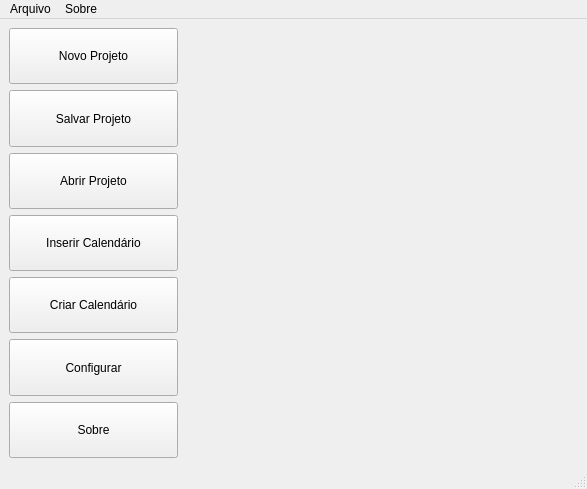
Before: the Qt Designer form mainwindow.ui in lattice0/Tikz-Tak, drawn with Qt 5.
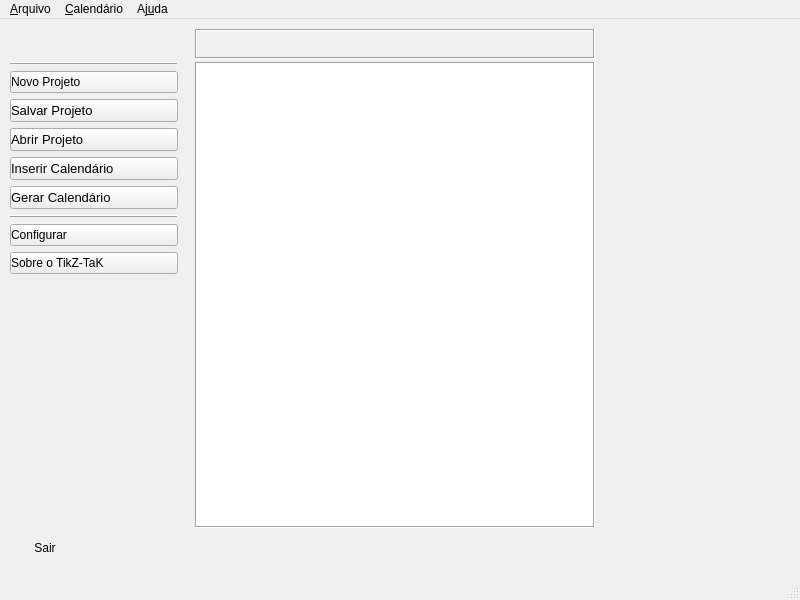
After: the same form once the commit is applied. Icons and pictures are not drawn.

Diff of the .ui file:
```diff
--- a/mainwindow.ui
+++ b/mainwindow.ui
@@ -9,8 +9,8 @@
    <rect>
     <x>0</x>
     <y>0</y>
-    <width>587</width>
-    <height>489</height>
+    <width>800</width>
+    <height>600</height>
    </rect>
   </property>
   <property name="sizePolicy">
@@ -19,86 +19,153 @@
     <verstretch>0</verstretch>
    </sizepolicy>
   </property>
-  <property name="windowTitle">
-   <string>TikZ-TaK (calendar) v0.1</string>
+  <property name="minimumSize">
+   <size>
+    <width>800</width>
+    <height>600</height>
+   </size>
+  </property>
+  <property name="maximumSize">
+   <size>
+    <width>800</width>
+    <height>600</height>
+   </size>
   </property>
   <property name="windowIcon">
    <iconset>
     <normaloff>icons/tikz-tak-cal.svg</normaloff>icons/tikz-tak-cal.svg</iconset>
   </property>
   <widget class="QWidget" name="centralwidget">
-   <property name="sizePolicy">
-    <sizepolicy hsizetype="Fixed" vsizetype="Fixed">
-     <horstretch>0</horstretch>
-     <verstretch>0</verstretch>
-    </sizepolicy>
-   </property>
-   <layout class="QVBoxLayout" name="verticalLayout">
-    <item>
-     <layout class="QHBoxLayout" name="horizontalLayout_2">
-      <property name="spacing">
-       <number>4</number>
-      </property>
+   <widget class="QWidget" name="layoutWidget">
+    <property name="geometry">
+     <rect>
+      <x>10</x>
+      <y>9</y>
+      <width>172</width>
+      <height>426</height>
+     </rect>
+    </property>
+    <layout class="QVBoxLayout" name="leftPanel">
       <property name="sizeConstraint">
        <enum>QLayout::SetFixedSize</enum>
       </property>
+     <item alignment="Qt::AlignHCenter|Qt::AlignVCenter">
+      <widget class="QFrame" name="logo">
+       <property name="enabled">
+        <bool>true</bool>
+       </property>
+       <property name="minimumSize">
+        <size>
+         <width>168</width>
+         <height>28</height>
+        </size>
+       </property>
+       <property name="maximumSize">
+        <size>
+         <width>168</width>
+         <height>28</height>
+        </size>
+       </property>
+       <property name="styleSheet">
+        <string notr="true">background-image: url(:/icons/tikz-tak.png);</string>
+       </property>
+       <property name="frameShape">
+        <enum>QFrame::NoFrame</enum>
+       </property>
+       <property name="frameShadow">
+        <enum>QFrame::Plain</enum>
+       </property>
+      </widget>
+     </item>
       <item>
-       <layout class="QVBoxLayout" name="verticalLayout_2" stretch="0,0,0,0,0,0,0">
-        <property name="spacing">
-         <number>6</number>
-        </property>
-        <property name="sizeConstraint">
-         <enum>QLayout::SetFixedSize</enum>
-        </property>
+      <widget class="Line" name="line_2">
+       <property name="frameShadow">
+        <enum>QFrame::Raised</enum>
+       </property>
+       <property name="orientation">
+        <enum>Qt::Horizontal</enum>
+       </property>
+      </widget>
+     </item>
         <item>
-         <widget class="QPushButton" name="newProjectButton">
-          <property name="sizePolicy">
-           <sizepolicy hsizetype="Minimum" vsizetype="Ignored">
-            <horstretch>0</horstretch>
-            <verstretch>0</verstretch>
-           </sizepolicy>
+      <widget class="QPushButton" name="newCal">
+       <property name="styleSheet">
+        <string notr="true">text-align:left</string>
           </property>
           <property name="text">
            <string>Novo Projeto</string>
           </property>
           <property name="icon">
-           <iconset theme="document-new"/>
+        <iconset>
+         <normaloff>:/icons/document-new.png</normaloff>:/icons/document-new.png</iconset>
+       </property>
+       <property name="iconSize">
+        <size>
+         <width>42</width>
+         <height>42</height>
+        </size>
           </property>
          </widget>
         </item>
         <item>
-         <widget class="QPushButton" name="saveProjectButton">
-          <property name="sizePolicy">
-           <sizepolicy hsizetype="Minimum" vsizetype="Ignored">
-            <horstretch>0</horstretch>
-            <verstretch>0</verstretch>
-           </sizepolicy>
+      <widget class="QPushButton" name="saveCal">
+       <property name="font">
+        <font>
+         <pointsize>10</pointsize>
+        </font>
+       </property>
+       <property name="styleSheet">
+        <string notr="true">text-align:left</string>
           </property>
           <property name="text">
            <string>Salvar Projeto</string>
           </property>
+       <property name="icon">
+        <iconset>
+         <normaloff>:/icons/document-save.png</normaloff>:/icons/document-save.png</iconset>
+       </property>
+       <property name="iconSize">
+        <size>
+         <width>42</width>
+         <height>42</height>
+        </size>
+       </property>
          </widget>
         </item>
         <item>
-         <widget class="QPushButton" name="openProjectButton">
-          <property name="sizePolicy">
-           <sizepolicy hsizetype="Minimum" vsizetype="Ignored">
-            <horstretch>0</horstretch>
-            <verstretch>0</verstretch>
-           </sizepolicy>
+      <widget class="QPushButton" name="openCal">
+       <property name="font">
+        <font>
+         <pointsize>10</pointsize>
+        </font>
+       </property>
+       <property name="styleSheet">
+        <string notr="true">text-align:left</string>
           </property>
           <property name="text">
            <string>Abrir Projeto</string>
           </property>
+       <property name="icon">
+        <iconset>
+         <normaloff>:/icons/document-open.png</normaloff>:/icons/document-open.png</iconset>
+       </property>
+       <property name="iconSize">
+        <size>
+         <width>42</width>
+         <height>42</height>
+        </size>
+       </property>
          </widget>
         </item>
         <item>
          <widget class="QPushButton" name="insertCalendarButton">
-          <property name="sizePolicy">
-           <sizepolicy hsizetype="Minimum" vsizetype="Ignored">
-            <horstretch>0</horstretch>
-            <verstretch>0</verstretch>
-           </sizepolicy>
+       <property name="font">
+        <font>
+         <pointsize>10</pointsize>
+        </font>
+       </property>
+       <property name="styleSheet">
+        <string notr="true">text-align:left</string>
           </property>
           <property name="text">
            <string>Inserir Calendário</string>
@@ -116,15 +183,28 @@
          </widget>
         </item>
         <item>
-         <widget class="QPushButton" name="createCalendarButton">
+      <widget class="QPushButton" name="makeCal">
           <property name="sizePolicy">
-           <sizepolicy hsizetype="Minimum" vsizetype="Ignored">
+        <sizepolicy hsizetype="Minimum" vsizetype="Fixed">
             <horstretch>0</horstretch>
             <verstretch>0</verstretch>
            </sizepolicy>
           </property>
+       <property name="font">
+        <font>
+         <pointsize>10</pointsize>
+         <weight>50</weight>
+         <bold>false</bold>
+        </font>
+       </property>
+       <property name="toolTip">
+        <string>&lt;html&gt;Clique para gerar um arquivo PDF com o(s) calend&amp;aacute;rio(s) definidos.&lt;/html&gt;</string>
+       </property>
+       <property name="styleSheet">
+        <string notr="true">text-align:left</string>
+       </property>
           <property name="text">
-           <string>Criar Calendário</string>
+        <string>Gerar Calendário</string>
           </property>
           <property name="icon">
            <iconset>
@@ -139,12 +219,37 @@
          </widget>
         </item>
         <item>
-         <widget class="QPushButton" name="setupButton">
+      <widget class="Line" name="line">
           <property name="sizePolicy">
-           <sizepolicy hsizetype="Minimum" vsizetype="Ignored">
+        <sizepolicy hsizetype="Minimum" vsizetype="Fixed">
             <horstretch>0</horstretch>
             <verstretch>0</verstretch>
            </sizepolicy>
+       </property>
+       <property name="minimumSize">
+        <size>
+         <width>0</width>
+         <height>0</height>
+        </size>
+       </property>
+       <property name="frameShadow">
+        <enum>QFrame::Raised</enum>
+       </property>
+       <property name="lineWidth">
+        <number>1</number>
+       </property>
+       <property name="midLineWidth">
+        <number>0</number>
+       </property>
+       <property name="orientation">
+        <enum>Qt::Horizontal</enum>
+       </property>
+      </widget>
+     </item>
+     <item>
+      <widget class="QPushButton" name="config">
+       <property name="styleSheet">
+        <string notr="true">text-align:left</string>
           </property>
           <property name="text">
            <string>Configurar</string>
@@ -161,70 +266,199 @@
          </widget>
         </item>
         <item>
-         <widget class="QPushButton" name="aboutButton">
+      <widget class="QPushButton" name="about">
+       <property name="styleSheet">
+        <string notr="true">text-align:left</string>
+       </property>
+       <property name="text">
+        <string>Sobre o TikZ-TaK</string>
+       </property>
+       <property name="icon">
+        <iconset>
+         <normaloff>:/icons/help-about.png</normaloff>:/icons/help-about.png</iconset>
+       </property>
+       <property name="iconSize">
+        <size>
+         <width>42</width>
+         <height>42</height>
+        </size>
+       </property>
+       <property name="checkable">
+        <bool>true</bool>
+       </property>
+       <property name="checked">
+        <bool>false</bool>
+       </property>
+      </widget>
+     </item>
+    </layout>
+    <zorder>config</zorder>
+    <zorder>logo</zorder>
+    <zorder>insertCalendarButton</zorder>
+    <zorder>makeCal</zorder>
+    <zorder>newCal</zorder>
+    <zorder>openCal</zorder>
+    <zorder>saveCal</zorder>
+    <zorder>line</zorder>
+    <zorder>about</zorder>
+    <zorder>line_2</zorder>
+   </widget>
+   <widget class="QPushButton" name="sair">
+    <property name="geometry">
+     <rect>
+      <x>5</x>
+      <y>505</y>
+      <width>80</width>
+      <height>48</height>
+     </rect>
+    </property>
           <property name="sizePolicy">
-           <sizepolicy hsizetype="Minimum" vsizetype="Ignored">
+     <sizepolicy hsizetype="Fixed" vsizetype="Fixed">
             <horstretch>0</horstretch>
             <verstretch>0</verstretch>
            </sizepolicy>
           </property>
+    <property name="maximumSize">
+     <size>
+      <width>80</width>
+      <height>16777215</height>
+     </size>
+    </property>
           <property name="text">
-           <string>Sobre</string>
-          </property>
-         </widget>
-        </item>
-       </layout>
-      </item>
-      <item>
-       <spacer name="horizontalSpacer">
-        <property name="orientation">
-         <enum>Qt::Horizontal</enum>
-        </property>
-        <property name="sizeType">
-         <enum>QSizePolicy::Fixed</enum>
-        </property>
-        <property name="sizeHint" stdset="0">
-         <size>
+     <string>Sair</string>
+    </property>
+    <property name="icon">
+     <iconset>
+      <normaloff>:/icons/application-exit.png</normaloff>:/icons/application-exit.png</iconset>
+    </property>
+    <property name="iconSize">
+     <size>
+      <width>42</width>
+      <height>42</height>
+     </size>
+    </property>
+    <property name="flat">
+     <bool>true</bool>
+    </property>
+   </widget>
+   <widget class="QTextBrowser" name="helpbox">
+    <property name="geometry">
+     <rect>
+      <x>195</x>
+      <y>43</y>
+      <width>400</width>
+      <height>466</height>
+     </rect>
+    </property>
+    <property name="frameShape">
+     <enum>QFrame::Box</enum>
+    </property>
+    <property name="readOnly">
+     <bool>true</bool>
+    </property>
+    <property name="html">
+     <string>&lt;!DOCTYPE HTML PUBLIC &quot;-//W3C//DTD HTML 4.0//EN&quot; &quot;http://www.w3.org/TR/REC-html40/strict.dtd&quot;&gt;
+&lt;html&gt;&lt;head&gt;&lt;meta name=&quot;qrichtext&quot; content=&quot;1&quot; /&gt;&lt;style type=&quot;text/css&quot;&gt;
+p, li { white-space: pre-wrap; }
+&lt;/style&gt;&lt;/head&gt;&lt;body style=&quot; font-family:'Sans Serif'; font-size:9pt; font-weight:400; font-style:normal;&quot;&gt;
+&lt;p style=&quot;-qt-paragraph-type:empty; margin-top:0px; margin-bottom:0px; margin-left:0px; margin-right:0px; -qt-block-indent:0; text-indent:0px; font-size:10pt;&quot;&gt;&lt;br /&gt;&lt;/p&gt;&lt;/body&gt;&lt;/html&gt;</string>
+    </property>
+    <property name="openExternalLinks">
+     <bool>true</bool>
+    </property>
+   </widget>
+   <widget class="QLabel" name="welcome">
+    <property name="geometry">
+     <rect>
+      <x>195</x>
+      <y>10</y>
           <width>400</width>
-          <height>20</height>
-         </size>
-        </property>
-       </spacer>
-      </item>
-     </layout>
-    </item>
-   </layout>
+      <height>30</height>
+     </rect>
+    </property>
+    <property name="font">
+     <font>
+      <pointsize>12</pointsize>
+      <weight>75</weight>
+      <bold>true</bold>
+     </font>
+    </property>
+    <property name="contextMenuPolicy">
+     <enum>Qt::NoContextMenu</enum>
+    </property>
+    <property name="frameShape">
+     <enum>QFrame::Box</enum>
+    </property>
+    <property name="frameShadow">
+     <enum>QFrame::Sunken</enum>
+    </property>
+    <property name="lineWidth">
+     <number>1</number>
+    </property>
+    <property name="text">
+     <string/>
+    </property>
+    <property name="alignment">
+     <set>Qt::AlignCenter</set>
+    </property>
+   </widget>
   </widget>
   <widget class="QMenuBar" name="menubar">
    <property name="geometry">
     <rect>
      <x>0</x>
      <y>0</y>
-     <width>587</width>
+     <width>800</width>
      <height>19</height>
     </rect>
    </property>
-   <widget class="QMenu" name="menuTikz_TaK">
-    <property name="title">
-     <string>Arquivo</string>
-    </property>
-    <addaction name="actionAbrir_Projeto"/>
-    <addaction name="actionSalvar_Projeto"/>
-    <addaction name="actionCompilar"/>
-   </widget>
    <widget class="QMenu" name="menuSobre">
     <property name="title">
-     <string>Sobre</string>
+     <string>Aj&amp;uda</string>
     </property>
-    <addaction name="actionLicen_a"/>
-    <addaction name="actionAutor"/>
-    <addaction name="actionVers_o_0_1"/>
+    <addaction name="action_config"/>
+    <addaction name="separator"/>
+    <addaction name="actionManual_do_Usuario"/>
+    <addaction name="action_Licen_a"/>
+    <addaction name="action_Vers_o_0_1"/>
+    <addaction name="action_about"/>
+    <addaction name="actionSobre_Qt"/>
+    <addaction name="actionDock"/>
+   </widget>
+   <widget class="QMenu" name="menu_Calend_rio">
+    <property name="title">
+     <string>&amp;Calendário</string>
+    </property>
+    <addaction name="action_addCal"/>
+    <addaction name="action_makeCal"/>
+   </widget>
+   <widget class="QMenu" name="menuTikz_TaK">
+    <property name="title">
+     <string>&amp;Arquivo</string>
+    </property>
+    <addaction name="action_newCal"/>
+    <addaction name="action_openCal"/>
+    <addaction name="action_saveCal"/>
+    <addaction name="separator"/>
+    <addaction name="action_close"/>
    </widget>
    <addaction name="menuTikz_TaK"/>
+   <addaction name="menu_Calend_rio"/>
    <addaction name="menuSobre"/>
   </widget>
-  <widget class="QStatusBar" name="statusbar"/>
-  <action name="actionAbrir_Projeto">
+  <widget class="QStatusBar" name="statusbar">
+   <property name="layoutDirection">
+    <enum>Qt::LeftToRight</enum>
+   </property>
+   <property name="autoFillBackground">
+    <bool>false</bool>
+   </property>
+  </widget>
+  <action name="action_openCal">
+   <property name="icon">
+    <iconset theme="document-open">
+     <normaloff>.</normaloff>.</iconset>
+   </property>
    <property name="text">
     <string>Abrir Projeto...</string>
    </property>
```
Left out of the diff: 170 changed lines with no effect on the pictures. Lines whose indentation alone changed are shown as unchanged.
